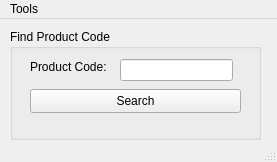
Before: the Qt Designer form ui_files/mainWindow.ui in FEN94/SML_FileManager, drawn with Qt 5.
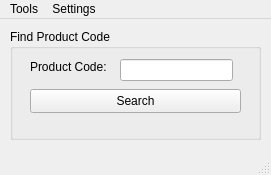
After: the same form once the commit is applied.

```diff
--- a/ui_files/mainWindow.ui
+++ b/ui_files/mainWindow.ui
@@ -6,8 +6,8 @@
    <rect>
     <x>0</x>
     <y>0</y>
-    <width>277</width>
-    <height>162</height>
+    <width>271</width>
+    <height>175</height>
    </rect>
   </property>
   <property name="windowTitle">
@@ -69,7 +69,7 @@
     <rect>
      <x>0</x>
      <y>0</y>
-     <width>277</width>
+     <width>271</width>
      <height>21</height>
     </rect>
    </property>
@@ -78,8 +78,17 @@
      <string>Tools</string>
     </property>
     <addaction name="actionNew_PC_folder_s"/>
+    <addaction name="separator"/>
+    <addaction name="actionOpen_GMC_Tool"/>
+   </widget>
+   <widget class="QMenu" name="menuSettings">
+    <property name="title">
+     <string>Settings</string>
+    </property>
+    <addaction name="actionConfigure_Path"/>
    </widget>
    <addaction name="menuTools"/>
+   <addaction name="menuSettings"/>
   </widget>
   <widget class="QStatusBar" name="statusbar"/>
   <action name="actionNew_PC_folder_s">
```
Left out of the diff: 10 changed lines with no effect on the pictures.
